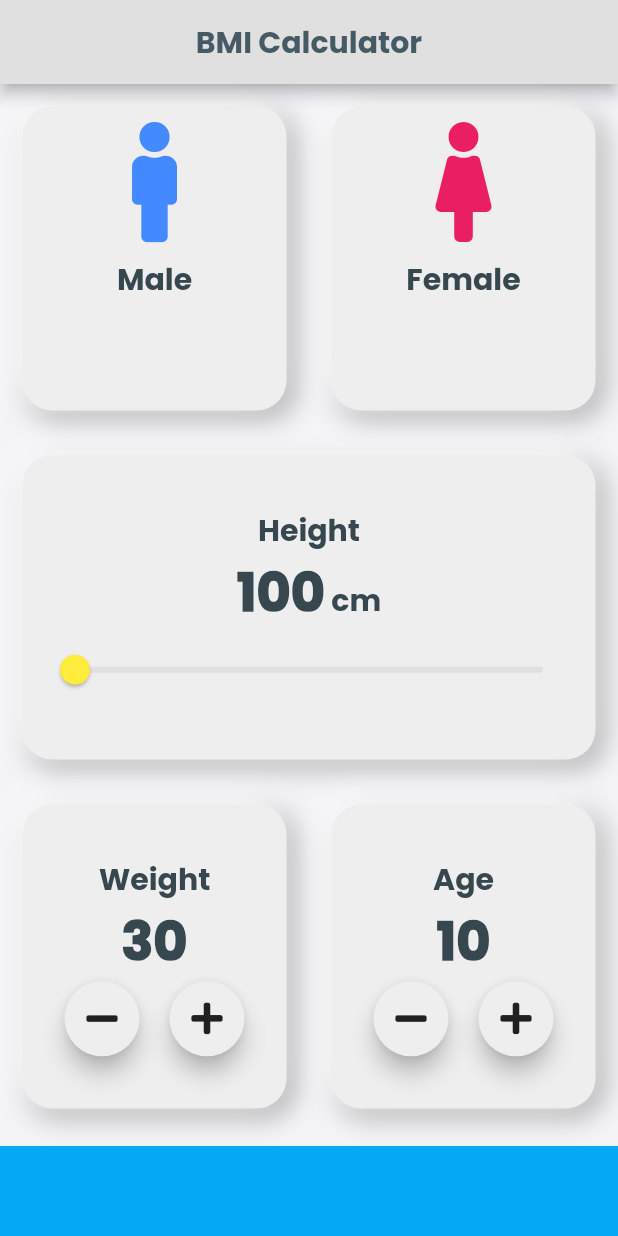
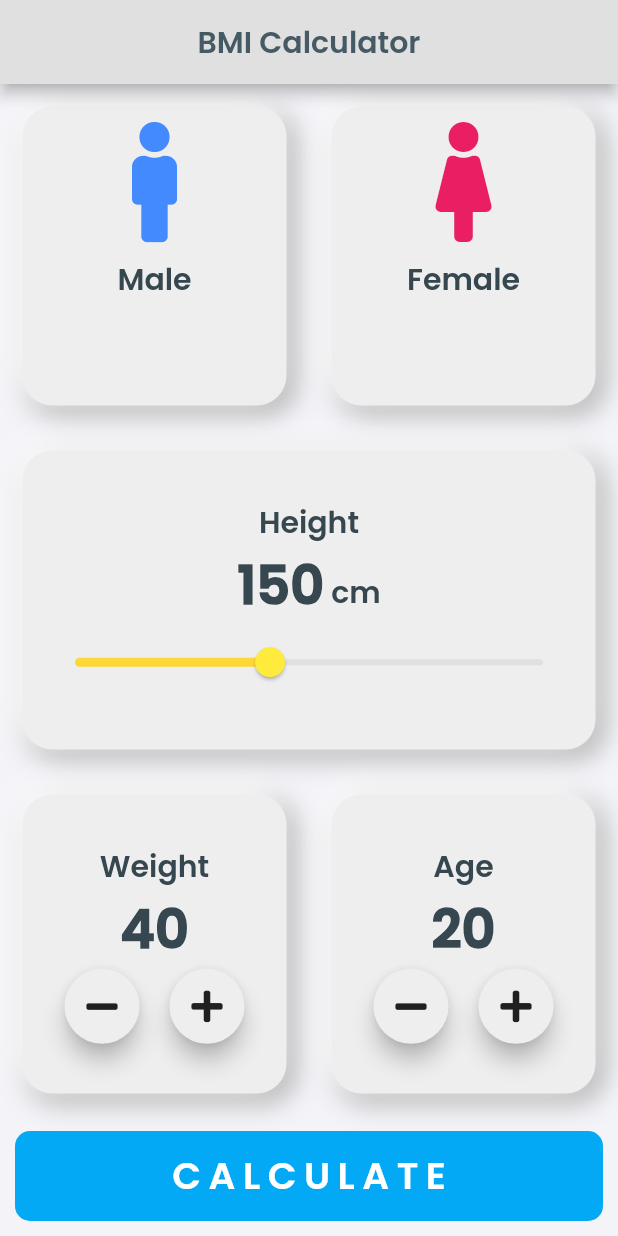
Before and after one commit to 4rnav/BMI-Calculator, a Flutter app: the screen it shows after launch, on a phone screen of 412 x 824 dp. Run offline on Flutter 3.47's test engine with Material 2 defaults, Android fonts, the phone set to English and light mode, and no system bars; our stand-ins replace font_awesome_flutter, google_fonts.

Commit message:
added calc logic

```diff
--- /dev/null
+++ b/bmi_calculator/lib/components/bottom_button.dart
@@ -0,0 +1,33 @@
+import 'package:flutter/material.dart';
+import 'package:bmi_calculator/constants.dart';
+import 'package:bmi_calculator/main.dart';
+import 'package:bmi_calculator/screens/result_page.dart';
+
+class BottomButton extends StatelessWidget {
+  BottomButton({required this.buttonLabel, required this.onPress});
+
+  final void Function() onPress;
+  final String buttonLabel;
+
+  @override
+  Widget build(BuildContext context) {
+    return GestureDetector(
+      onTap: onPress,
+      child: Container(
+        width: double.infinity,
+        padding: EdgeInsets.all(2.0),
+        child: Center(
+          child: Text(
+            buttonLabel,
+            style: kLargeButtonTextStyle,
+          ),
+        ),
+        // color: bottomBarColor,
+        margin: EdgeInsets.all(10.0),
+        height: bottomBarHeight,
+        decoration: BoxDecoration(
+            borderRadius: BorderRadius.circular(10.0), color: bottomBarColor),
+      ),
+    );
+  }
+}
--- a/bmi_calculator/lib/icon_content.dart
+++ b/bmi_calculator/lib/components/icon_content.dart
@@ -2,7 +2,7 @@
 
 import 'package:flutter/material.dart';
 import 'package:google_fonts/google_fonts.dart';
-import 'constants.dart';
+import 'package:bmi_calculator/constants.dart';
 
 class IconContent extends StatelessWidget {
   IconContent({required this.icon, required this.label, required this.iconColor});
--- /dev/null
+++ b/bmi_calculator/lib/components/round_icon_button.dart
@@ -0,0 +1,23 @@
+import 'package:flutter/material.dart';
+import 'package:bmi_calculator/constants.dart';
+
+class RoundIconButton extends StatelessWidget {
+  RoundIconButton({required this.icon, required this.onPressed});
+
+  final IconData icon;
+  final void Function() onPressed;
+  @override
+  Widget build(BuildContext context) {
+    return RawMaterialButton(
+      child: Icon(icon),
+      elevation: 6.0,
+      onPressed: onPressed,
+      constraints: BoxConstraints.tightFor(
+        width: 50.0,
+        height: 50.0,
+      ),
+      shape: CircleBorder(),
+      fillColor: Colors.grey.shade200,
+    );
+  }
+}
--- a/bmi_calculator/lib/constants.dart
+++ b/bmi_calculator/lib/constants.dart
@@ -5,15 +5,55 @@ const bottomBarColor = Colors.lightBlue;
 const int kMaxHeight = 220;
 const int kMinHeight = 100;
 
+const String kOverweightResult = 'You have a higher than normal body weight. Try to exercise more.';
+const String kUnderweightResult = 'You have a lower than normal body weight. You should eat a bit more.';
+const String kNormalweightResult = 'You have a normal body weight. Good job!';
+
+
+const TextStyle kLargeButtonTextStyle = TextStyle(
+  fontSize: 25.0,
+  fontWeight: FontWeight.w600,
+  fontFamily: 'Poppins',
+  color: Color.fromARGB(255, 255, 255, 255),
+  letterSpacing: 5.0,
+);
 
 const TextStyle kNumberTextStyle = TextStyle(
-    fontSize: 35.0,
-    fontWeight: FontWeight.w900,
-    fontFamily: 'Poppins',
-    color: Color.fromRGBO(55, 71, 79, 1));
+  fontSize: 35.0,
+  fontWeight: FontWeight.w900,
+  fontFamily: 'Poppins',
+  color: Color.fromRGBO(55, 71, 79, 1),
+);
 
 const TextStyle kLabelTextStyle = TextStyle(
     fontFamily: 'Poppins',
     fontWeight: FontWeight.bold,
     color: Color.fromRGBO(55, 71, 79, 1),
     fontSize: 20.0);
+
+const TextStyle kTitleTextStyle = TextStyle(
+    fontFamily: 'Poppins',
+    fontWeight: FontWeight.bold,
+    color: Color.fromRGBO(55, 71, 79, 1),
+    fontSize: 40.0);
+
+const TextStyle kResultTextStyle = TextStyle(
+    fontFamily: 'Poppins',
+    fontSize: 25.0,
+    fontWeight: FontWeight.bold,
+    color: Colors.green,
+    letterSpacing: 3.0,);
+
+const TextStyle kBMITextStyle = TextStyle(
+  fontFamily: 'Poppins',
+  fontSize: 80.0,
+  fontWeight: FontWeight.bold,
+  color: Color.fromRGBO(55, 71, 79, 1),
+);
+
+const TextStyle kResultBodyTextStyle = TextStyle(
+  fontFamily: 'Poppins',
+  fontSize: 18.0,
+  fontWeight: FontWeight.normal,
+  color: Color.fromARGB(255, 86, 114, 128),
+);
--- a/bmi_calculator/lib/main.dart
+++ b/bmi_calculator/lib/main.dart
@@ -1,7 +1,7 @@
 // ignore_for_file: prefer_const_constructors
 
 import 'package:flutter/material.dart';
-import 'input_page.dart';
+import 'screens/input_page.dart';
 
 void main() => runApp(BMICalculator());
 
@@ -10,7 +10,7 @@ class BMICalculator extends StatelessWidget {
   Widget build(BuildContext context) {
     return MaterialApp(
       home: InputPage(),
-
+      debugShowCheckedModeBanner: false
     );
   }
 }
--- a/bmi_calculator/lib/input_page.dart
+++ b/bmi_calculator/lib/screens/input_page.dart
@@ -1,13 +1,16 @@
 // ignore_for_file: prefer_const_constructors, prefer_const_literals_to_create_immutables
 
+import 'package:bmi_calculator/calc_logic.dart';
 import 'package:flutter/material.dart';
 import 'package:font_awesome_flutter/font_awesome_flutter.dart';
-import 'icon_content.dart';
-import 'neuomorph_card.dart';
-import 'constants.dart';
+import '../components/bottom_button.dart';
+import '../components/neuomorph_card.dart';
+import '../constants.dart';
+import 'result_page.dart';
+import '../components/bottom_button.dart';
+import '../components/round_icon_button.dart';
+import '../components/icon_content.dart';
 
-// Color maleCardColor = Color(0xFFEEEEEE);
-// Color femaleCardColor = Color(0xFFEEEEEE);
 
 enum Gender { male, female }
 
@@ -23,9 +26,9 @@ class _InputPageState extends State<InputPage> {
   static const inactiveColour = Color(0xFFEEEEEE);
 
   Gender? selectedGender;
-  int heightInput = kMinHeight;
-  int inputWeight = 30;
-  int inputAge = 10;
+  int heightInput = 150;
+  int inputWeight = 40;
+  int inputAge = 20;
   @override
   Widget build(BuildContext context) {
     return Scaffold(
@@ -40,7 +43,7 @@ class _InputPageState extends State<InputPage> {
                 fontWeight: FontWeight.bold),
           ),
         ),
-        backgroundColor: Colors.grey[300],
+        backgroundColor: Colors.grey.shade300,
       ),
       body: Column(
         children: <Widget>[
@@ -176,7 +179,8 @@ class _InputPageState extends State<InputPage> {
                     ),
                   ),
                 ),
-                Expanded(child: NeumorphCard(
+                Expanded(
+                    child: NeumorphCard(
                   cardColor: inactiveColour,
                   cardChild: Column(
                     mainAxisAlignment: MainAxisAlignment.center,
@@ -218,34 +222,26 @@ class _InputPageState extends State<InputPage> {
               ],
             ),
           ),
-          Container(
-            color: bottomBarColor,
-            margin: EdgeInsets.only(top: 10.0),
-            height: bottomBarHeight,
-          )
+          BottomButton(
+            onPress: () {
+              CalculatorLogic calc1 =
+                  CalculatorLogic(height: heightInput, weight: inputWeight);
+
+              Navigator.push(
+                context,
+                MaterialPageRoute(
+                  builder: (context) => ResultsPage(
+                    bmiResult: calc1.calculateBMI(),
+                    bmiInterpretation: calc1.getInterpretation(),
+                    bmiResultText: calc1.getResult().toUpperCase(),
+                  ),
+                ),
+              );
+            },
+            buttonLabel: 'CALCULATE',
+          ),
         ],
       ),
     );
   }
 }
-
-class RoundIconButton extends StatelessWidget {
-  RoundIconButton({required this.icon, required this.onPressed});
-
-  final IconData icon;
-  final void Function() onPressed;
-  @override
-  Widget build(BuildContext context) {
-    return RawMaterialButton(
-      child: Icon(icon),
-      elevation: 6.0,
-      onPressed: onPressed,
-      constraints: BoxConstraints.tightFor(
-        width: 50.0,
-        height: 50.0,
-      ),
-      shape: CircleBorder(),
-      fillColor: Colors.grey.shade200,
-    );
-  }
-}
--- a/bmi_calculator/pubspec.yaml
+++ b/bmi_calculator/pubspec.yaml
@@ -82,7 +82,7 @@ flutter:
     - family: Poppins
       fonts:
 
-        - asset: fonts/Poppins-Bold.ttf
+        - asset: fonts/Poppins-SemiBold.ttf
 
   #       - asset: fonts/Schyler-Italic.ttf
   #         style: italic
```
Also changed, not shown: bmi_calculator/lib/calc_logic.dart (added, +35 -0 lines), bmi_calculator/lib/screens/result_page.dart (added, +87 -0 lines), bmi_calculator/lib/components/neuomorph_card.dart (renamed from bmi_calculator/lib/neuomorph_card.dart). Lines whose indentation alone changed are shown as unchanged.
